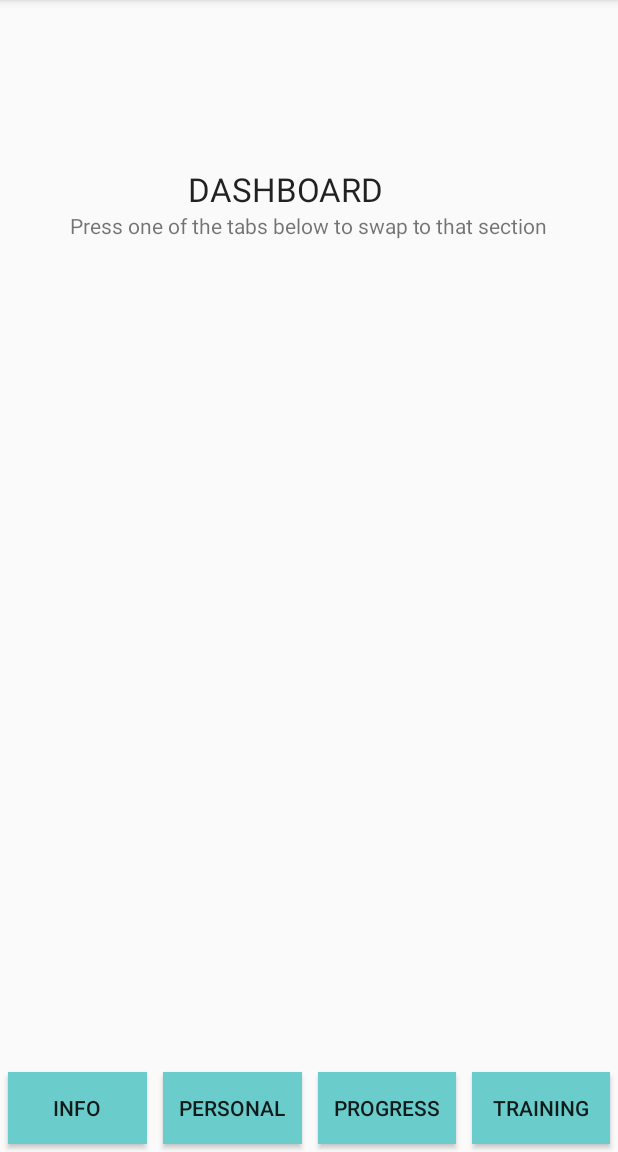
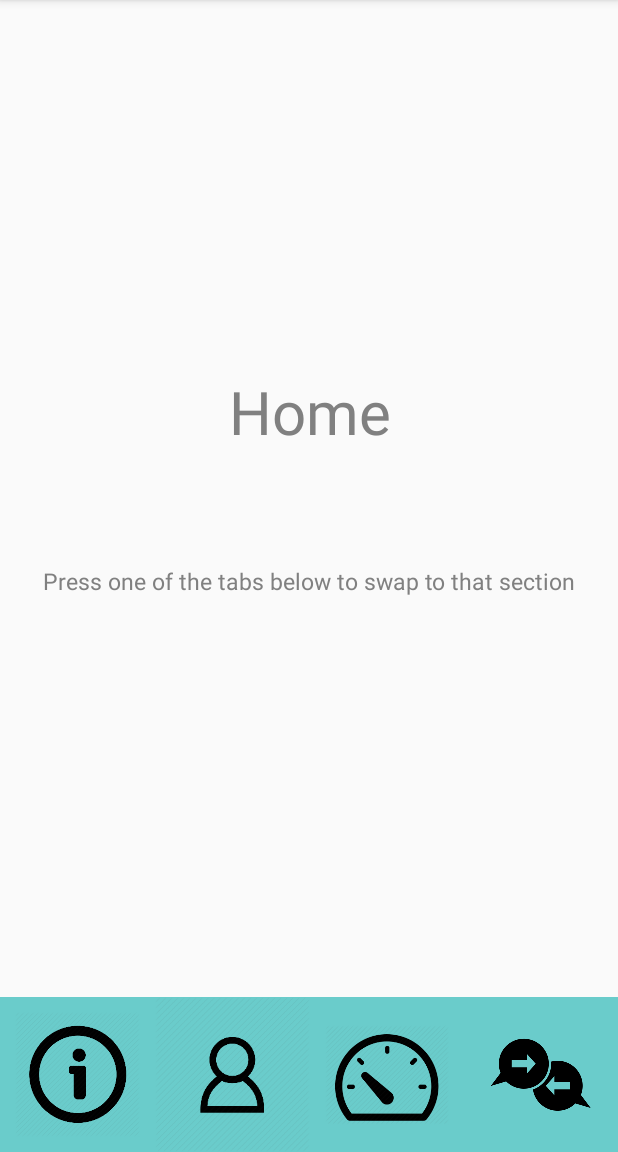
Before and after one commit to JZwamborn/Applab-Rose-of-Leary, an Android app: the HomeScreen screen opened directly, with no data from a screen before it, on a phone screen of 412 x 824 dp, the part 84-1236 px from its top. Run offline under Robolectric (Android 15) with nearby library versions, the phone set to English and light mode, and no system bars; libraries missing offline, so code that uses them is left out: com.github.mikephil.charting.

Commit message:
images on the menu bar

```diff
--- a/app/src/main/java/com/example/myfirstapp/HomeScreen.java
+++ b/app/src/main/java/com/example/myfirstapp/HomeScreen.java
@@ -7,6 +7,7 @@ import android.os.Bundle;
 import android.support.v7.app.AppCompatActivity;
 import android.view.View;
 import android.widget.Button;
+import android.widget.ImageButton;
 import android.widget.TextView;
 import android.content.Intent;
 import android.os.Bundle;
@@ -28,19 +29,19 @@ import java.util.ArrayList;
 
 public class HomeScreen extends AppCompatActivity {
 
-    Button button_info = null;
-    Button button_personal = null;
-    Button button_progress = null;
-    Button button_training = null;
+    ImageButton button_info = null;
+    ImageButton button_personal = null;
+    ImageButton button_progress = null;
+    ImageButton button_training = null;
 
     @Override
     protected void onCreate(Bundle savedInstanceState) {
         super.onCreate(savedInstanceState);
         setContentView(R.layout.home_screen);
-        button_info = (Button)findViewById(R.id.Button_Dashboard_info);
-        button_personal = (Button)findViewById(R.id.Button_Dashboard_personal);
-        button_progress = (Button)findViewById(R.id.Button_Dashboard_progress);
-        button_training = (Button)findViewById(R.id.Button_Dashboard_training);
+        button_info = (ImageButton)findViewById(R.id.Button_Dashboard_info);
+        button_personal = (ImageButton)findViewById(R.id.Button_Dashboard_personal);
+        button_progress = (ImageButton)findViewById(R.id.Button_Dashboard_progress);
+        button_training = (ImageButton)findViewById(R.id.Button_Dashboard_training);
         //Create listeners also on_creatre
         button_info.setOnClickListener(new View.OnClickListener() {
             @Override
--- a/app/src/main/res/layout/home_screen.xml
+++ b/app/src/main/res/layout/home_screen.xml
@@ -6,19 +6,56 @@
     android:layout_height="match_parent">
     <!--tools:context=".Dashboard_standard"-->
 
+    <!--Training pagina-->
     <LinearLayout
         android:id="@+id/Dashboard_layout"
         android:layout_width="fill_parent"
         android:layout_height="wrap_content"
         android:orientation="vertical"
         android:visibility="visible"
-        app:layout_constraintBottom_toBottomOf="parent"
-        tools:layout_editor_absoluteX="0dp">>
+        android:layout_weight="1"
+        app:layout_constraintBottom_toBottomOf="parent">
 
+        <android.support.constraint.ConstraintLayout
+            android:layout_width="match_parent"
+            android:layout_height="433dp"
+            android:layout_weight="0.7"
+            android:layout_marginTop="5dp">
+
+        <TextView
+            android:id="@+id/textView7"
+            android:layout_width="wrap_content"
+            android:layout_height="wrap_content"
+            android:layout_alignParentTop="true"
+            android:layout_centerHorizontal="true"
+            android:layout_marginTop="16dp"
+            android:text="Home"
+            android:textColor="#808080"
+            android:textSize="40sp"
+            app:layout_constraintEnd_toEndOf="parent"
+            app:layout_constraintHorizontal_bias="0.502"
+            app:layout_constraintStart_toStartOf="parent"
+            app:layout_constraintTop_toTopOf="parent" />
+
+        <TextView
+            android:id="@+id/textView8"
+            android:layout_width="wrap_content"
+            android:layout_height="wrap_content"
+            android:text="Press one of the tabs below to swap to that section"
+            android:layout_centerHorizontal="true"
+            android:layout_marginTop="75dp"
+            android:textColor="#808080"
+            android:textSize="15sp"
+            app:layout_constraintEnd_toEndOf="parent"
+            app:layout_constraintHorizontal_bias="0.5"
+            app:layout_constraintStart_toStartOf="parent"
+            app:layout_constraintTop_toBottomOf="@+id/textView7" />
+
+        </android.support.constraint.ConstraintLayout>
         <LinearLayout
             android:id="@+id/button_layout"
             android:layout_width="match_parent"
-            android:layout_height="match_parent"
+            android:layout_height="0dp"
             android:layout_marginLeft="0dp"
             android:layout_marginRight="0dp"
             android:layout_weight="1"
@@ -26,96 +63,63 @@
             android:orientation="horizontal"
             android:visibility="visible">
 
-            <Button
+            <ImageButton
                 android:id="@+id/Button_Dashboard_info"
                 android:layout_width="match_parent"
                 android:layout_height="match_parent"
-                android:layout_margin="5dp"
-                android:layout_weight="2"
+                android:layout_weight="1"
+                android:src="@drawable/info"
+                android:adjustViewBounds="true"
                 android:background="#6ACCCB"
                 android:onClick="clickButton"
-                android:padding="0dp"
+                android:padding="10dp"
                 android:text="Info"
+                android:scaleType="centerInside"
                 android:visibility="visible" />
 
-            <Button
+            <ImageButton
                 android:id="@+id/Button_Dashboard_personal"
                 android:layout_width="match_parent"
                 android:layout_height="match_parent"
-                android:layout_margin="5dp"
-                android:layout_marginStart="96dp"
-                android:layout_weight="2"
+                android:src="@drawable/prof"
+                android:layout_weight="1"
                 android:background="#6ACCCB"
                 android:onClick="clickButton"
+                android:text="personal"
+                android:adjustViewBounds="true"
                 android:padding="0dp"
-                android:text="personal"
+                android:scaleType="centerInside"
                 android:visibility="visible" />
 
-            <Button
+            <ImageButton
                 android:id="@+id/Button_Dashboard_progress"
                 android:layout_width="match_parent"
                 android:layout_height="match_parent"
-                android:layout_margin="5dp"
-                android:layout_marginEnd="96dp"
-                android:layout_weight="2"
+                android:src="@drawable/dashboard"
+                android:scaleType="centerInside"
+                android:adjustViewBounds="true"
+                android:layout_weight="1"
                 android:background="#6ACCCB"
                 android:onClick="clickButton"
-                android:padding="0dp"
+                android:padding="10dp"
                 android:text="PROGRESS"
                 android:textAppearance="@style/TextAppearance.AppCompat.Body2"
                 android:visibility="visible" />
 
-            <Button
+            <ImageButton
                 android:id="@+id/Button_Dashboard_training"
                 android:layout_width="match_parent"
                 android:layout_height="match_parent"
-                android:layout_margin="5dp"
-                android:layout_weight="2"
+                android:src="@drawable/training"
+                android:layout_weight="1"
                 android:background="#6ACCCB"
                 android:onClick="clickButton"
-                android:padding="0dp"
+                android:padding="10dp"
                 android:text="training"
+                android:adjustViewBounds="true"
+                android:scaleType="centerInside"
                 android:visibility="visible" />
-
         </LinearLayout>
     </LinearLayout>
 
-    <!--Training pagina-->
-    <LinearLayout xmlns:android="http://schemas.android.com/apk/res/android"
-        android:id="@+id/dashboard_training"
-        android:layout_width="match_parent"
-        android:layout_height="wrap_content"
-        android:baselineAligned="false"
-        android:orientation="vertical"
-        android:visibility="visible">
-
-
-    </LinearLayout>
-
-    <TextView
-        android:id="@+id/textView7"
-        android:layout_width="0dp"
-        android:layout_height="wrap_content"
-        android:layout_marginEnd="125dp"
-        android:layout_marginLeft="125dp"
-        android:layout_marginRight="125dp"
-        android:layout_marginStart="125dp"
-        android:layout_marginTop="111dp"
-        android:text="DASHBOARD"
-        android:textAppearance="@android:style/TextAppearance.DeviceDefault.Large"
-        app:layout_constraintEnd_toEndOf="parent"
-        app:layout_constraintStart_toStartOf="parent"
-        app:layout_constraintTop_toBottomOf="@+id/dashboard_training" />
-
-    <TextView
-        android:id="@+id/textView8"
-        android:layout_width="wrap_content"
-        android:layout_height="wrap_content"
-        android:text="Press one of the tabs below to swap to that section"
-        app:layout_constraintEnd_toEndOf="parent"
-        app:layout_constraintHorizontal_bias="0.5"
-        app:layout_constraintStart_toStartOf="parent"
-        app:layout_constraintTop_toBottomOf="@+id/textView7" />
-
-
 </android.support.constraint.ConstraintLayout>
```
Also changed, not shown: app/src/main/java/com/example/myfirstapp/HomeScreenPersonal.java (+9 -8 lines), app/src/main/java/com/example/myfirstapp/HomeScreenProgress.java (+10 -56 lines), app/src/main/res/layout/home_screen_personal.xml (+63 -25 lines), app/src/main/res/layout/home_screen_progress.xml (+61 -43 lines), 3 other files.
